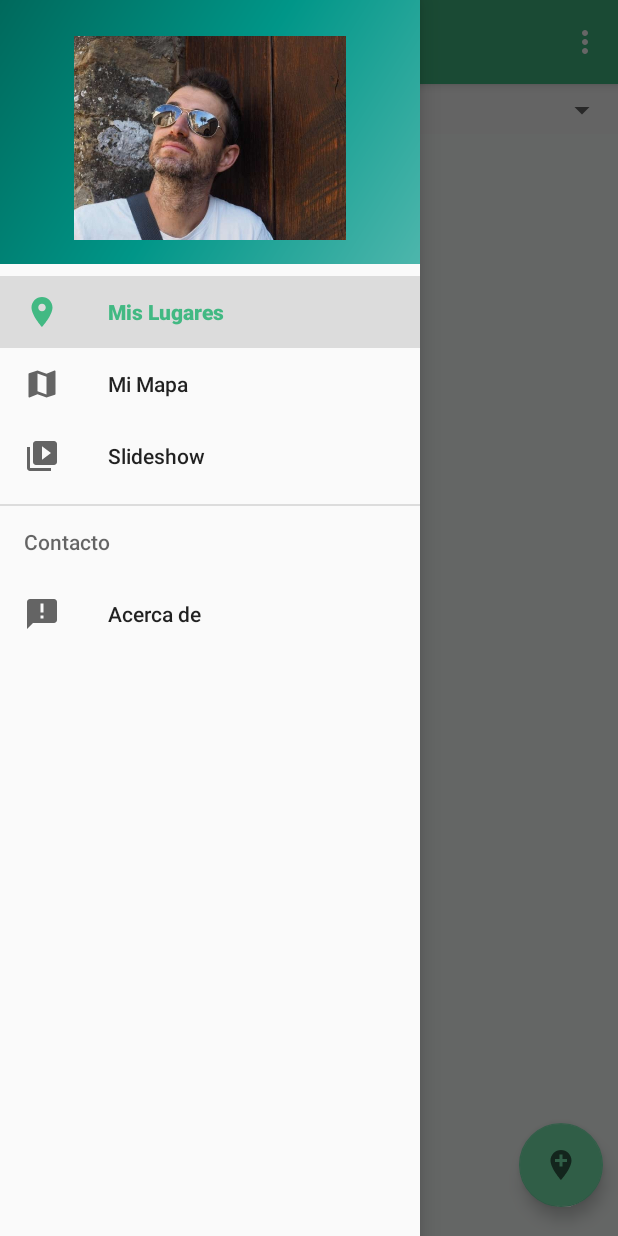
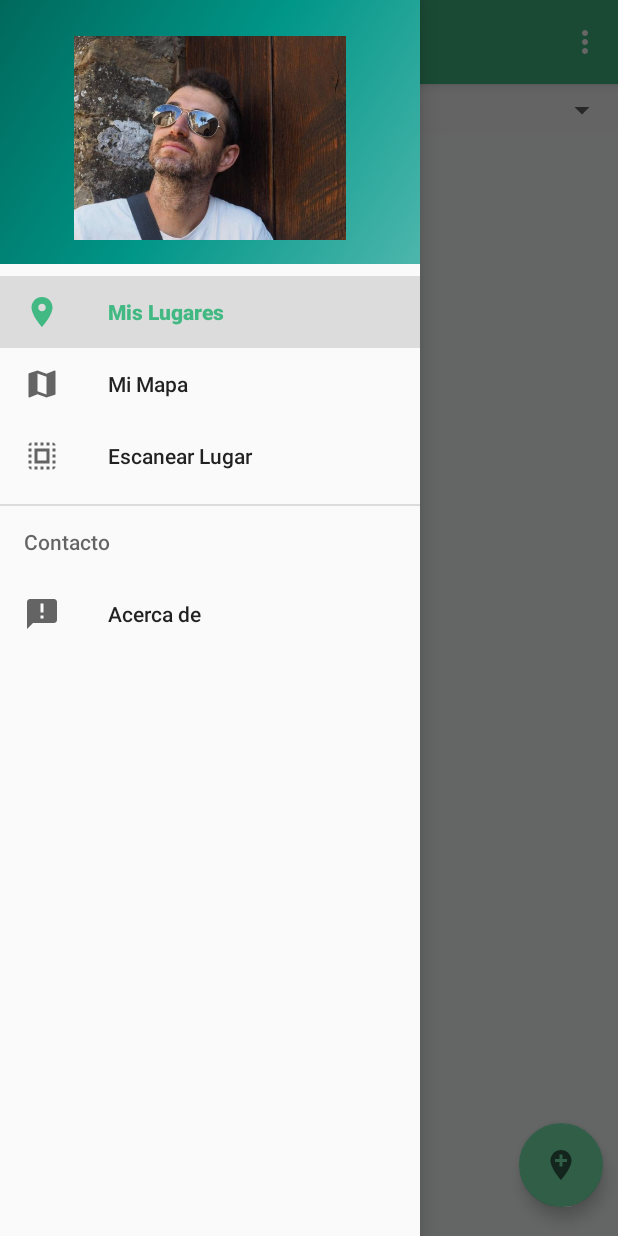
Before and after one commit to joseluisgs/MisLugares, an Android app: the screen it shows after launch (MainActivity), with the side drawer open, on a phone screen of 412 x 824 dp. Run offline under Robolectric (Android 15) with nearby library versions, the phone set to English and light mode, and no system bars; our stand-ins replace Picasso, navigation-ui; libraries missing offline, so code that uses them is left out: com.karumi.dexter, io.realm, io.realm.annotations, io.realm.kotlin; pictures from the network do not load; 6 statements that could not run were skipped.

Commit message:
Escanear Lugar inicial

```diff
--- a/app/build.gradle
+++ b/app/build.gradle
@@ -62,4 +62,6 @@ dependencies {
     implementation 'com.google.android.gms:play-services-location:17.1.0'
     // QR Generador
     implementation 'com.google.zxing:core:3.4.1'
+    // QR Lector
+    implementation 'com.journeyapps:zxing-android-embedded:3.4.0'
 }
--- a/app/src/main/java/com/joseluisgs/mislugares/Actividades/MainActivity.kt
+++ b/app/src/main/java/com/joseluisgs/mislugares/Actividades/MainActivity.kt
@@ -51,7 +51,7 @@ class MainActivity : AppCompatActivity() {
         // Identificamos los elementos para navegar
         appBarConfiguration = AppBarConfiguration(
             setOf(
-                R.id.nav_lugares, R.id.nav_mapa, R.id.nav_lugar_detalle, R.id.nav_acerca_de
+                R.id.nav_lugares, R.id.nav_mapa, R.id.nav_importar_lugar, R.id.nav_acerca_de
             ), drawerLayout
         )
         setupActionBarWithNavController(navController, appBarConfiguration)
--- a/app/src/main/res/menu/activity_main_drawer.xml
+++ b/app/src/main/res/menu/activity_main_drawer.xml
@@ -12,9 +12,9 @@
                 android:icon="@drawable/ic_menu_mapa"
                 android:title="@string/mi_mapa"/>
         <item
-                android:id="@+id/nav_lugar_detalle"
-                android:icon="@drawable/ic_menu_slideshow"
-                android:title="@string/menu_slideshow"/>
+                android:id="@+id/nav_importar_lugar"
+                android:icon="@drawable/ic_qr_code"
+                android:title="@string/escanear_lugar"/>
     </group>
     <item android:title="Contacto">
         <menu>
--- a/app/src/main/res/values/strings.xml
+++ b/app/src/main/res/values/strings.xml
@@ -20,6 +20,7 @@
     <string name="aceptar">Aceptar</string>
     <string name="cancelar">Cancelar</string>
     <string name="texto_ordenacion_voz">¿Cómo quieres ordenar la lista?</string>
+    <string name="escanear_lugar">Escanear Lugar</string>
 
     <!-- Tipos de lugares para insertar -->
     <string-array name="tipos_lugares">
```
Also changed, not shown: app/src/main/java/com/joseluisgs/mislugares/UI/lugares/LugarImportarFragment.kt (added, +67 -0 lines), app/src/main/res/layout/fragment_importar_lugar.xml (added, +18 -0 lines), app/src/main/res/navigation/mobile_navigation.xml (+4 -4 lines).
